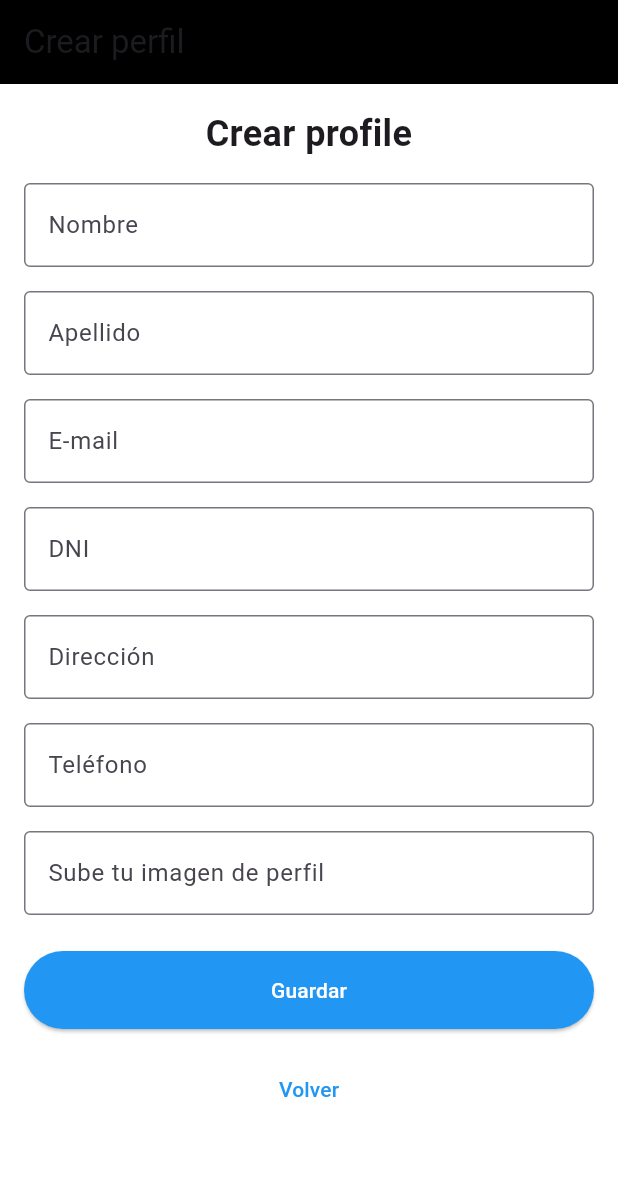
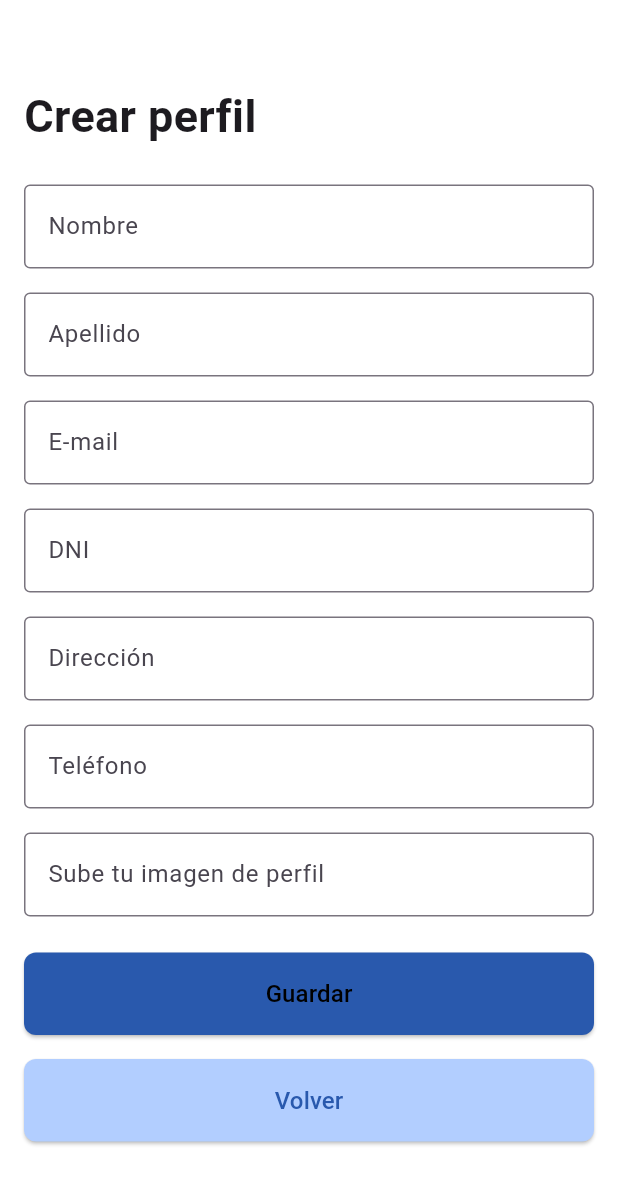
Before and after one commit to devtest-diseno-experimentos/car2go_mobile_app, a Flutter app: the CreateProfilePage screen opened directly, on a phone screen of 412 x 824 dp. Shown: the top 1184 px of the screen. Run offline on Flutter 3.47's test engine with Material 3 defaults, Android fonts, the light colour scheme and no system bars; our stand-ins replace percent_indicator, shared_preferences; accounts and stored records are empty; network calls fail.

Commit message:
feat(profile): fix add profile and redirects

```diff
--- a/lib/auth/presentation/screen/create_profile.dart
+++ b/lib/auth/presentation/screen/create_profile.dart
@@ -1,5 +1,6 @@
 import 'package:flutter/material.dart';
 import 'package:car2go_mobile_app/auth/data/auth_service.dart';
+import 'package:car2go_mobile_app/mechanic/presentation/screen/dashboard.dart';
 
 class CreateProfilePage extends StatefulWidget {
   const CreateProfilePage({super.key});
@@ -59,7 +60,11 @@ class _CreateProfilePageState extends State<CreateProfilePage> {
           backgroundColor: Colors.green,
         ),
       );
-      Navigator.pop(context);
+
+      Navigator.pushReplacement(
+        context,
+        MaterialPageRoute(builder: (context) => const DashboardScreen()),
+      );
     } else {
       ScaffoldMessenger.of(context).showSnackBar(
         const SnackBar(
@@ -73,22 +78,19 @@ class _CreateProfilePageState extends State<CreateProfilePage> {
   @override
   Widget build(BuildContext context) {
     return Scaffold(
-      appBar: AppBar(
-        title: const Text('Crear perfil'),
-        backgroundColor: Colors.black,
-      ),
       body: Padding(
         padding: const EdgeInsets.all(16.0),
         child: SingleChildScrollView(
           child: Column(
             crossAxisAlignment: CrossAxisAlignment.stretch,
             children: [
+              const SizedBox(height: 40),
               const Text(
-                'Crear profile',
-                style: TextStyle(fontSize: 24, fontWeight: FontWeight.bold),
-                textAlign: TextAlign.center,
+                'Crear perfil',
+                style: TextStyle(fontSize: 30, fontWeight: FontWeight.bold),
+                textAlign: TextAlign.left,
               ),
-              const SizedBox(height: 16),
+              const SizedBox(height: 24),
               TextField(
                 controller: _firstNameController,
                 decoration: const InputDecoration(
@@ -148,22 +150,44 @@ class _CreateProfilePageState extends State<CreateProfilePage> {
               ElevatedButton(
                 onPressed: _saveProfile,
                 style: ElevatedButton.styleFrom(
-                  backgroundColor: Colors.blue,
+                  backgroundColor: const Color(
+                    0xFF2959AD,
+                  ), // Color de fondo #2959AD
                   padding: const EdgeInsets.symmetric(vertical: 16),
+                  shape: RoundedRectangleBorder(
+                    borderRadius: BorderRadius.circular(8),
+                  ),
+                  minimumSize: const Size.fromHeight(50),
                 ),
                 child: const Text(
                   'Guardar',
-                  style: TextStyle(color: Colors.white),
+                  style: TextStyle(
+                    color: Colors.black,
+                    fontSize: 16,
+                  ), // Letra color negro
                 ),
               ),
               const SizedBox(height: 16),
-              TextButton(
+              ElevatedButton(
                 onPressed: () {
                   Navigator.pop(context);
                 },
+                style: ElevatedButton.styleFrom(
+                  backgroundColor: const Color(
+                    0xFFB2CEFF,
+                  ), // Color de fondo #B2CEFF
+                  padding: const EdgeInsets.symmetric(vertical: 16),
+                  shape: RoundedRectangleBorder(
+                    borderRadius: BorderRadius.circular(8),
+                  ),
+                  minimumSize: const Size.fromHeight(50),
+                ),
                 child: const Text(
                   'Volver',
-                  style: TextStyle(color: Colors.blue),
+                  style: TextStyle(
+                    color: Color(0xFF2959AD),
+                    fontSize: 16,
+                  ), // Letra color #2959AD
                 ),
               ),
             ],
```
Also changed, not shown: lib/auth/data/auth_service.dart (+29 -11 lines), lib/auth/presentation/screen/register.dart (+23 -8 lines).
